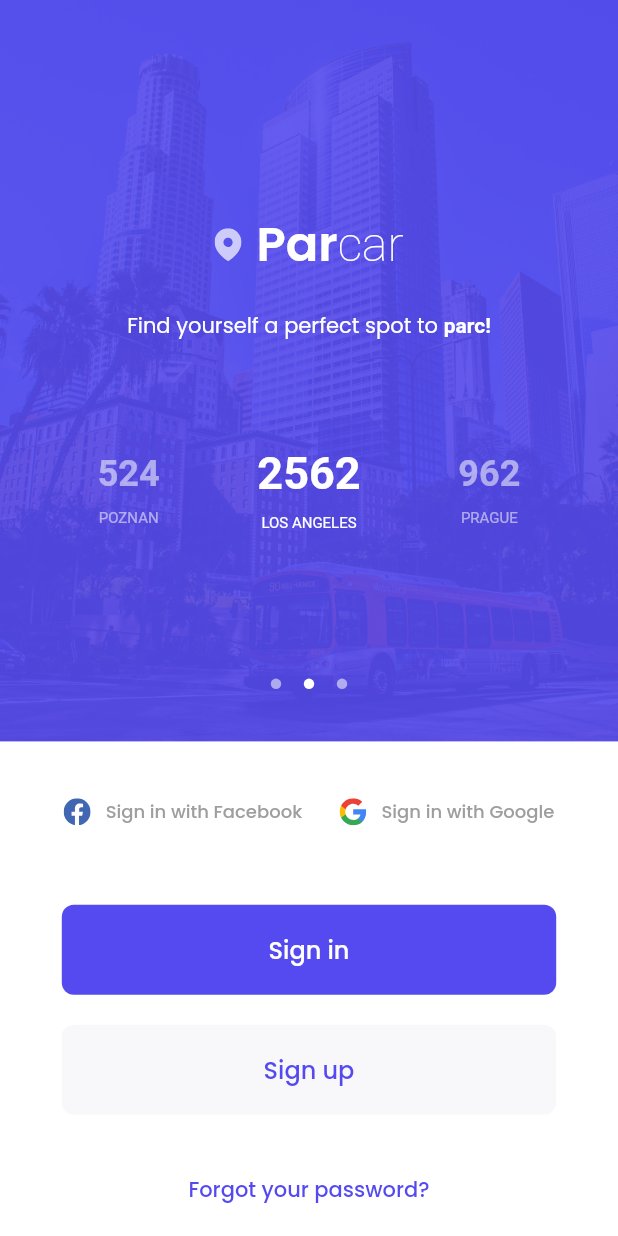
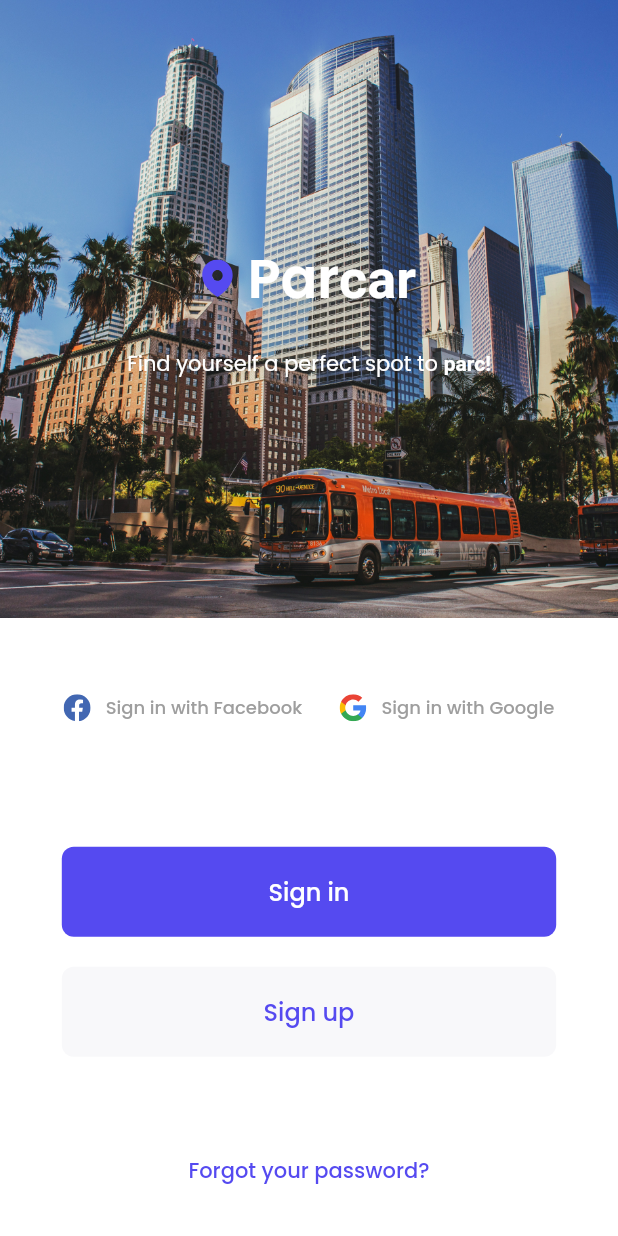
Before and after one commit to ddamiankowalski/Parcar, a Flutter app: the screen it shows after launch, on a phone screen of 412 x 824 dp. Run offline on Flutter 3.47's test engine with Material 2 defaults, Android fonts, the phone set to English and light mode, and no system bars; our stand-ins replace flutter_svg.

Commit message:
new design

```diff
--- a/flutter_app/lib/main.dart
+++ b/flutter_app/lib/main.dart
@@ -27,7 +27,7 @@ class MainScreen extends StatelessWidget {
     return Scaffold(
         body: Column(
       children: <Widget>[
-        Expanded(flex: 3, child: topStack()),
+        Expanded(flex: 2, child: topStack()),
         Expanded(
           flex: 2,
           child: bottomSection(context),
@@ -84,76 +84,12 @@ class _TopTextStack extends State<TopTextStack> {
 
   @override
   Widget build(BuildContext context) {
-    if (_controller.hasClients) {
-      _controller.animateToPage(
-          _index == 0 && _dragStart == false ? _controller.initialPage : _index,
-          duration: Duration(milliseconds: _index == 0 ? 1500 : 1000),
-          curve: Curves.easeInOut);
-    }
-
-    return GestureDetector(
-      onTapDown: (details) {
-        setState(() {
-          _dragStart = true;
-        });
-      },
-      onLongPressDown: (details) {
-        setState(() {
-          _dragStart = true;
-        });
-      },
-      onTapUp: (details) {
-        setState(() {
-          _dragStart = false;
-        });
-      },
-      onLongPressUp: () {
-        setState(() {
-          _dragStart = false;
-        });
-      },
-      child: Stack(
+    return Stack(
       children: <Widget>[
         Container(
-              color: primaryColor,
-              child: PageView(
-                controller: _controller,
-                onPageChanged: (value) {
-                  if (_dragStart) {
-                    setState(() {
-                      _index = value;
-                      _dragStart = false;
-                    });
-                  }
-                },
-                allowImplicitScrolling: true,
-                children: <Widget>[
-                  Container(
-                      decoration: BoxDecoration(
+            decoration: const BoxDecoration(
                 image: DecorationImage(
-                              colorFilter: ColorFilter.mode(
-                                  Colors.black.withOpacity(0.1),
-                                  BlendMode.dstATop),
-                              image: const AssetImage("assets/poznan.jpg"),
-                              fit: BoxFit.cover))),
-                  Container(
-                      decoration: BoxDecoration(
-                          image: DecorationImage(
-                              colorFilter: ColorFilter.mode(
-                                  Colors.black.withOpacity(0.1),
-                                  BlendMode.dstATop),
-                              image: const AssetImage("assets/la.jpg"),
-                              fit: BoxFit.cover))),
-                  Container(
-                      decoration: BoxDecoration(
-                          image: DecorationImage(
-                              colorFilter: ColorFilter.mode(
-                                  Colors.black.withOpacity(0.1),
-                                  BlendMode.dstATop),
-                              image: const AssetImage("assets/prague.jpg"),
-                              fit: BoxFit.cover))),
-                ],
-              )),
+                    image: AssetImage("assets/la.jpg"), fit: BoxFit.cover))),
         IgnorePointer(
             ignoring: true,
             child: Column(
@@ -165,14 +101,14 @@ class _TopTextStack extends State<TopTextStack> {
                     SvgPicture.asset(
                       'assets/logo.svg',
                       semanticsLabel: 'Parcar Logo',
-                        height: 22,
-                        color: Colors.white70,
+                      height: 25,
+                      color: primaryColor,
                     ),
                     const SizedBox(width: 10),
                     RichText(
                       text: const TextSpan(
                         style: TextStyle(
-                            fontSize: 32,
+                          fontSize: 36,
                           fontFamily: 'Poppins',
                           fontWeight: FontWeight.w600,
                           color: Colors.white,
@@ -181,7 +117,7 @@ class _TopTextStack extends State<TopTextStack> {
                           TextSpan(text: 'Par'),
                           TextSpan(
                               text: 'car',
-                                style: TextStyle(fontWeight: FontWeight.w200)),
+                              style: TextStyle(fontWeight: FontWeight.w600)),
                         ],
                       ),
                     )
@@ -202,23 +138,16 @@ class _TopTextStack extends State<TopTextStack> {
                           TextSpan(text: 'Find yourself a perfect spot to '),
                           TextSpan(
                             text: 'parc!',
-                                style: TextStyle(fontWeight: FontWeight.w600)),
+                            style: TextStyle(fontWeight: FontWeight.w600),
+                          ),
                         ],
                       ),
                     )),
-                  const SizedBox(height: 70),
-                  currentParkingSpaces(_index),
+
+                //currentParkingSpaces(_index),
               ],
             )),
-          Positioned.fill(
-            bottom: 20,
-            child: Align(
-              alignment: Alignment.bottomCenter,
-              child: sliderIcons(_index),
-            ),
-          )
       ],
-      ),
     );
   }
 }
@@ -366,7 +295,7 @@ Widget bottomSection(context) {
       width: double.infinity,
       color: Colors.white,
       child: Column(
-        mainAxisAlignment: MainAxisAlignment.center,
+        mainAxisAlignment: MainAxisAlignment.spaceAround,
         children: <Widget>[
           FractionallySizedBox(
             widthFactor: 0.8,
@@ -431,9 +360,8 @@ Widget bottomSection(context) {
               ],
             ),
           ),
-          const SizedBox(
-            height: 35,
-          ),
+          Column(
+            children: <Widget>[
               FractionallySizedBox(
                 widthFactor: 0.8,
                 child: Container(
@@ -492,8 +420,7 @@ Widget bottomSection(context) {
                   ),
                 ),
               ),
-          const SizedBox(
-            height: 40,
+            ],
           ),
           Text(
             'Forgot your password?',
```
Lines whose indentation alone changed are shown as unchanged.
